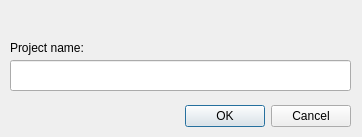
Old version of the form ui/createproj.ui in the repository thuswa/subdms.
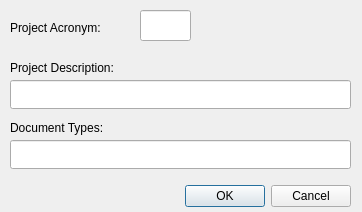
New version of the form.

Commit message: improved project dialog

What changed in the file:
```diff
--- a/ui/createproj.ui
+++ b/ui/createproj.ui
@@ -9,7 +9,7 @@
     <x>0</x>
     <y>0</y>
     <width>362</width>
-    <height>137</height>
+    <height>212</height>
    </rect>
   </property>
   <property name="focusPolicy" >
@@ -25,7 +25,7 @@
    <property name="geometry" >
     <rect>
      <x>10</x>
-     <y>100</y>
+     <y>180</y>
      <width>341</width>
      <height>32</height>
     </rect>
@@ -41,25 +41,71 @@
    <property name="geometry" >
     <rect>
      <x>10</x>
-     <y>40</y>
+     <y>20</y>
      <width>121</width>
      <height>16</height>
     </rect>
    </property>
    <property name="text" >
-    <string>Project name:</string>
+    <string>Project Acronym:</string>
    </property>
   </widget>
   <widget class="QLineEdit" name="Project_name" >
    <property name="geometry" >
     <rect>
-     <x>10</x>
-     <y>60</y>
-     <width>341</width>
+     <x>140</x>
+     <y>10</y>
+     <width>51</width>
      <height>31</height>
     </rect>
    </property>
   </widget>
+  <widget class="QLabel" name="label_2" >
+   <property name="geometry" >
+    <rect>
+     <x>10</x>
+     <y>60</y>
+     <width>141</width>
+     <height>16</height>
+    </rect>
+   </property>
+   <property name="text" >
+    <string>Project Description:</string>
+   </property>
+  </widget>
+  <widget class="QLabel" name="label_3" >
+   <property name="geometry" >
+    <rect>
+     <x>10</x>
+     <y>120</y>
+     <width>121</width>
+     <height>16</height>
+    </rect>
+   </property>
+   <property name="text" >
+    <string>Document Types:</string>
+   </property>
+  </widget>
+  <widget class="QLineEdit" name="project_description" >
+   <property name="geometry" >
+    <rect>
+     <x>10</x>
+     <y>80</y>
+     <width>341</width>
+     <height>29</height>
+    </rect>
+   </property>
+  </widget>
+  <widget class="QLineEdit" name="doctypes" >
+   <property name="geometry" >
+    <rect>
+     <x>10</x>
+     <y>140</y>
+     <width>341</width>
+     <height>29</height>
+    </rect>
+   </property>
+  </widget>
  </widget>
  <tabstops>
   <tabstop>New_Project_Confirm</tabstop>
```
Left out of the diff: 2 changed lines with no effect on the pictures.
